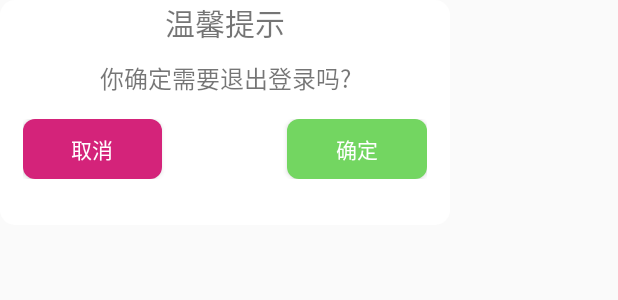
After one commit to gyadministrator/MusicGame, an Android app: the layout activity_exit.xml on its own in the app's theme, with its tools: preview values and no code run, on a phone screen of 412 x 824 dp. The commit adds this screen. Shown: the top 300 px of the screen. Run offline under Robolectric (Android 15) with nearby library versions, the phone set to English and light mode, and no system bars.

Commit message:
修复一些bug，改变一些界面布局。

```diff
--- /dev/null
+++ b/app/src/main/res/drawable/cancel.xml
@@ -0,0 +1,5 @@
+<?xml version="1.0" encoding="utf-8"?>
+<shape xmlns:android="http://schemas.android.com/apk/res/android">
+    <corners android:radius="8dp" />
+    <solid android:color="@color/txt_color_pressed" />
+</shape>
--- /dev/null
+++ b/app/src/main/res/drawable/sure.xml
@@ -0,0 +1,5 @@
+<?xml version="1.0" encoding="utf-8"?>
+<shape xmlns:android="http://schemas.android.com/apk/res/android">
+    <corners android:radius="8dp" />
+    <solid android:color="#73D661" />
+</shape>
--- /dev/null
+++ b/app/src/main/res/layout/activity_exit.xml
@@ -0,0 +1,52 @@
+<?xml version="1.0" encoding="utf-8"?>
+<LinearLayout xmlns:android="http://schemas.android.com/apk/res/android"
+    android:layout_width="300dp"
+    android:layout_height="150dp"
+    android:background="@drawable/answer"
+    android:orientation="vertical">
+
+    <TextView
+        android:layout_width="match_parent"
+        android:layout_height="wrap_content"
+        android:gravity="center"
+        android:text="@string/msg_title"
+        android:textSize="20sp" />
+
+    <TextView
+        android:layout_width="match_parent"
+        android:layout_height="wrap_content"
+        android:layout_marginTop="10dp"
+        android:gravity="center"
+        android:text="@string/msg"
+        android:textSize="16sp" />
+
+    <LinearLayout
+        android:layout_width="match_parent"
+        android:layout_height="wrap_content"
+        android:layout_margin="15dp"
+        android:orientation="horizontal">
+
+        <Button
+            android:id="@+id/cancel"
+            android:layout_width="10dp"
+            android:layout_height="40dp"
+            android:layout_weight="1"
+            android:background="@drawable/cancel"
+            android:text="@string/cancel"
+            android:textColor="@color/white" />
+
+        <TextView
+            android:layout_width="wrap_content"
+            android:layout_height="wrap_content"
+            android:layout_weight="1" />
+
+        <Button
+            android:id="@+id/sure"
+            android:layout_width="10dp"
+            android:layout_height="40dp"
+            android:layout_weight="1"
+            android:background="@drawable/sure"
+            android:text="@string/ok"
+            android:textColor="@color/white" />
+    </LinearLayout>
+</LinearLayout>
--- a/app/src/main/res/values/strings.xml
+++ b/app/src/main/res/values/strings.xml
@@ -68,4 +68,6 @@
     <string name="yinshi">影视</string>
     <string name="wangluo">网络</string>
     <string name="getData">正在获取数据...</string>
+    <string name="msg">你确定需要退出登录吗?</string>
+    <string name="msg_title">温馨提示</string>
 </resources>
```
Also changed, not shown: app/src/main/java/fragment/MyFragment.java (+15 -25 lines), app/src/main/java/utils/ExitDialogUtils.java (added, +37 -0 lines).
